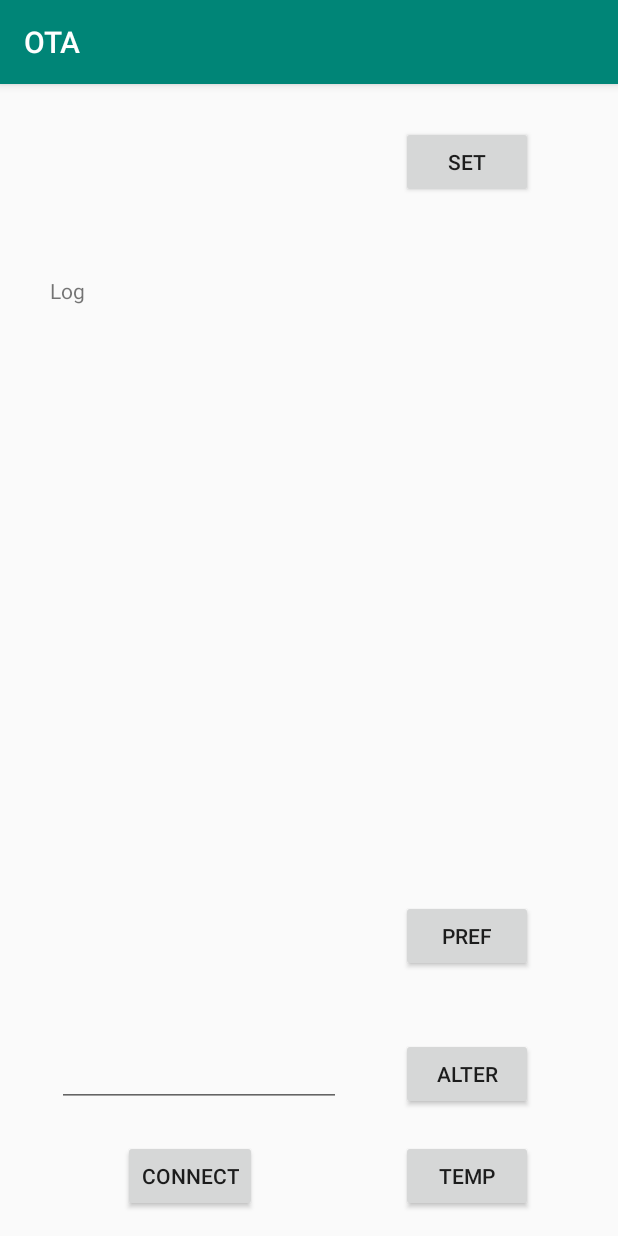
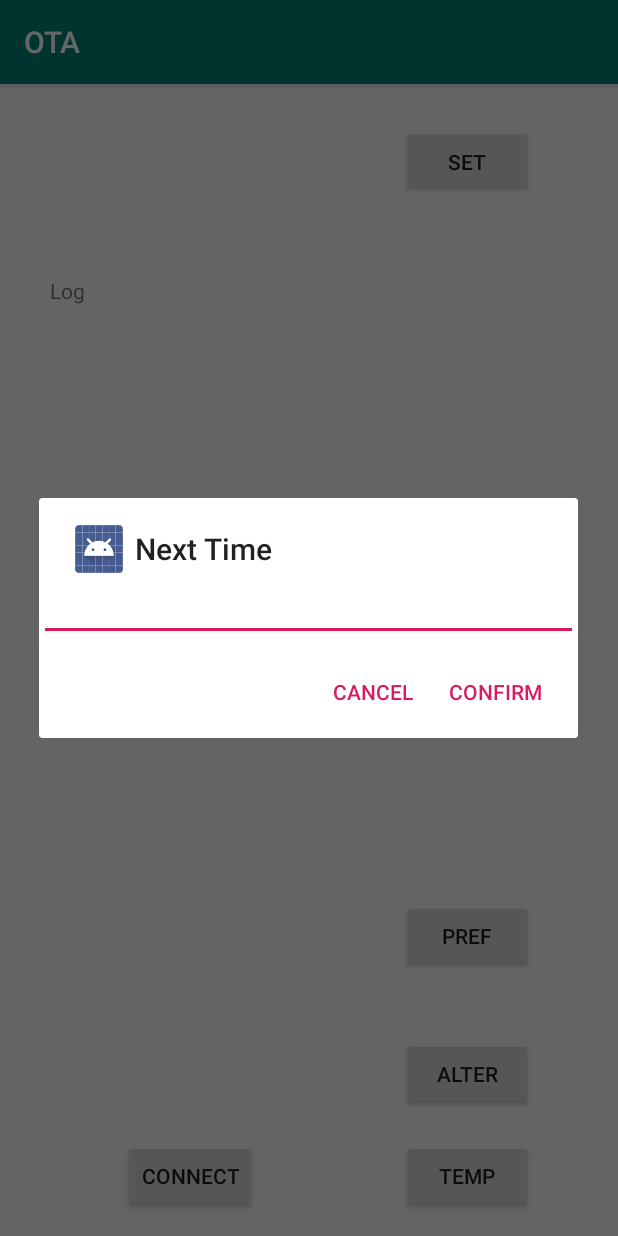
Before and after one commit to NotQuiteAwake/smart-aircon, an Android app: the screen it shows after launch (MainActivity), after a tap on "ALTER", on a phone screen of 412 x 824 dp. Run offline under Robolectric (Android 15) with nearby library versions, the phone set to English and light mode, and no system bars; 1 statement that could not run was skipped.

Commit message:
Finished implementation of Dialogs
Implemented dialogs
Modified axis settings

```diff
--- a/OTA/app/src/main/java/com/ota/jimmychen/ota/MainActivity.java
+++ b/OTA/app/src/main/java/com/ota/jimmychen/ota/MainActivity.java
@@ -24,13 +24,12 @@ import java.util.List;
 
 public class MainActivity extends AppCompatActivity {
     private static final String ACTIVITY_TAG="MainActivity";
-    private String ip_address = "";
+    private String ip_address = "", pref = "";
     boolean isInitialized = false;
     boolean active_before_restore = false;
 
     private TextView info_tv;
     private Button set_ip, set_param, view_temp, connect, set_pref;
-    private EditText man_param;
 
     Networking network = new Networking();
 
@@ -65,7 +64,6 @@ public class MainActivity extends AppCompatActivity {
         info_tv = (TextView)findViewById(R.id.info_tv);
         set_ip = (Button)findViewById(R.id.set_ip);
         set_param = (Button)findViewById(R.id.manual_set);
-        man_param = (EditText)findViewById(R.id.man_param);
         view_temp = (Button)findViewById(R.id.view_temp);
         connect = (Button)findViewById(R.id.connect_button);
         set_pref = (Button)findViewById(R.id.set_pref);
@@ -85,7 +83,7 @@ public class MainActivity extends AppCompatActivity {
             @Override
             public void onClick(View view) {
                 final EditText et = new EditText(MainActivity.this);
-                new AlertDialog.Builder(MainActivity.this).setTitle("Please Type in IP:")
+                new AlertDialog.Builder(MainActivity.this).setTitle("IP:")
                         .setIcon(android.R.drawable.sym_def_app_icon)
                         .setView(et)
                         .setPositiveButton("Confirm", new DialogInterface.OnClickListener() {
@@ -104,9 +102,19 @@ public class MainActivity extends AppCompatActivity {
             public void onClick(View view) {
                 if (ip_address == null) { Toast.makeText(MainActivity.this, "Not Connected.", Toast.LENGTH_SHORT).show(); }
                 else {
-                    String pref = man_param.getText().toString();
-                    predict_alter(ip_address, pref);
-                    Toast.makeText(MainActivity.this, "Request Made.", Toast.LENGTH_SHORT).show();
+                    final EditText et = new EditText(MainActivity.this);
+                    new AlertDialog.Builder(MainActivity.this).setTitle("Next Time")
+                            .setIcon(android.R.drawable.sym_def_app_icon)
+                            .setView(et)
+                            .setPositiveButton("Confirm", new DialogInterface.OnClickListener() {
+                                @Override
+                                public void onClick(DialogInterface dialogInterface, int i) {
+                                    pref = et.getText().toString();
+                                    predict_alter(ip_address, pref);
+                                    Log.i("set_param", "Request Made");
+                                }
+                            })
+                            .setNegativeButton("Cancel", null).show();
                 }
             }
         });
--- a/OTA/app/src/main/res/layout/activity_main.xml
+++ b/OTA/app/src/main/res/layout/activity_main.xml
@@ -52,18 +52,6 @@
         app:layout_constraintHorizontal_bias="1.0"
         app:layout_constraintStart_toStartOf="@+id/info_tv" />
 
-    <EditText
-        android:id="@+id/man_param"
-        android:layout_width="189dp"
-        android:layout_height="43dp"
-        android:layout_marginEnd="40dp"
-        android:ems="10"
-        android:inputType="textPersonName"
-        app:layout_constraintBottom_toBottomOf="@+id/manual_set"
-        app:layout_constraintEnd_toStartOf="@+id/manual_set"
-        app:layout_constraintTop_toTopOf="@+id/manual_set"
-        app:layout_constraintVertical_bias="0.6" />
-
     <Button
         android:id="@+id/view_temp"
         android:layout_width="wrap_content"
```
Also changed, not shown: OTA/app/src/main/java/com/ota/jimmychen/ota/EditExpActivity.java (+4 -3 lines), 1 other file.
